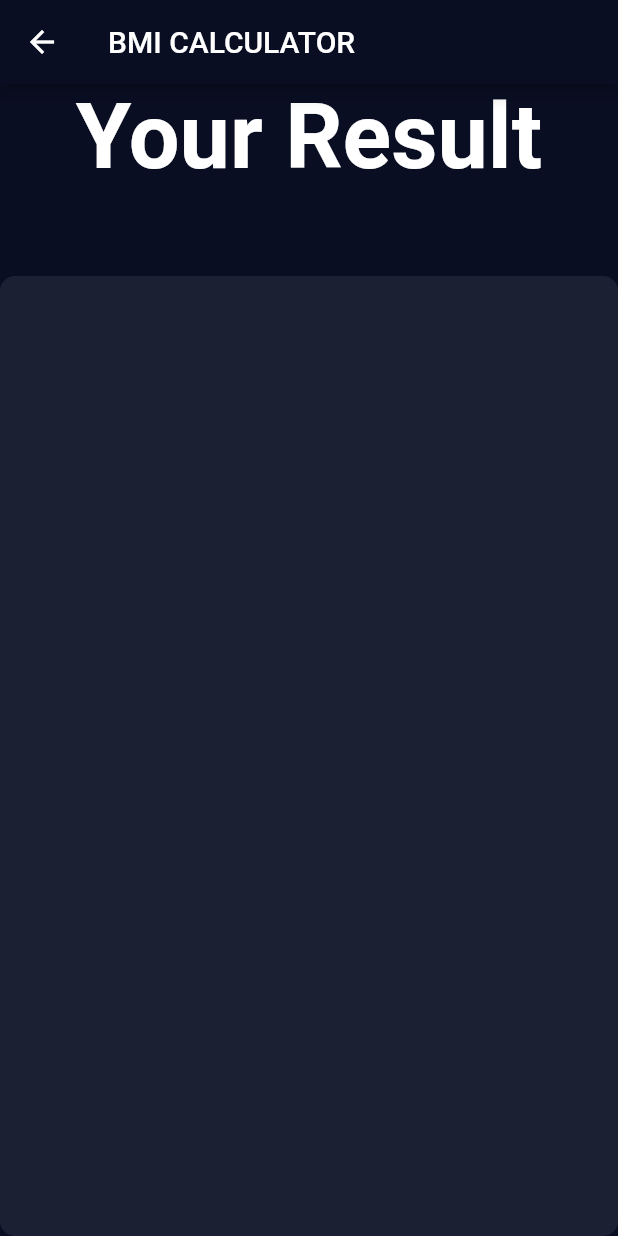
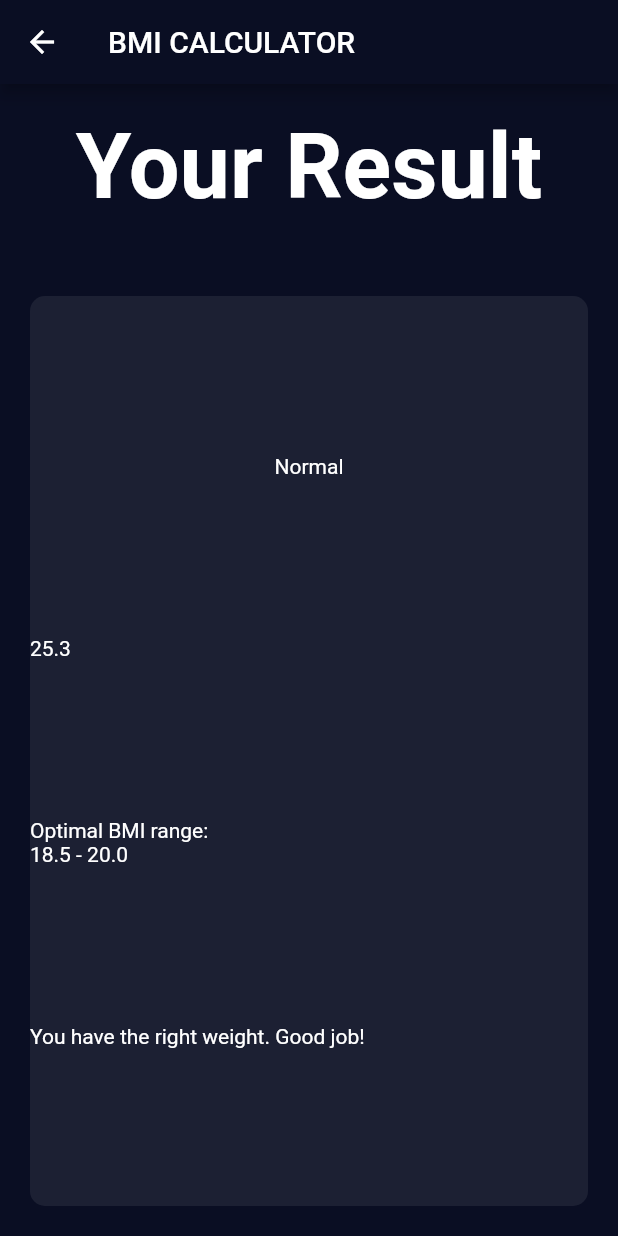
Before and after one commit to piotrstanny/flutter-bmi-calculator, a Flutter app: the screen it shows after launch, after a tap on an icon or button, on a phone screen of 412 x 824 dp. Run offline on Flutter 3.47's test engine with Material 2 defaults, Android fonts, the phone set to English and light mode, and no system bars; our stand-ins replace font_awesome_flutter.

Commit message:
Extract new widget from bottom button

```diff
--- /dev/null
+++ b/lib/bottom_button.dart
@@ -0,0 +1,37 @@
+import 'package:flutter/material.dart';
+import 'constants.dart';
+
+class BottomButton extends StatelessWidget {
+  BottomButton({@required this.onTap, @required this.title});
+
+  final Function onTap;
+  final String title;
+
+  @override
+  Widget build(BuildContext context) {
+    return GestureDetector(
+      onTap: onTap,
+      child: RaisedButton(
+        padding: EdgeInsets.all(0.0),
+        onPressed: null,
+        child: Container(
+          height: kBottomBarHeight,
+          decoration: BoxDecoration(
+            color: kBottomBarColour,
+          ),
+          padding: EdgeInsets.only(bottom: 15.0),
+          child: Center(
+            child: Text(
+              title,
+              style: TextStyle(
+                fontSize: 20.0,
+                letterSpacing: 1.5,
+                color: Colors.white,
+              ),
+            ),
+          ),
+        ),
+      ),
+    );
+  }
+}
--- a/lib/constants.dart
+++ b/lib/constants.dart
@@ -1,5 +1,6 @@
 import 'package:flutter/material.dart';
 
+const kPagePadding = EdgeInsets.all(20.0);
 // Card's elements styling values:
 const kActiveCardColour = Color(0xFF1C2033);
 const kInactiveCardColour = Color(0xFF131528);
--- a/lib/input_page.dart
+++ b/lib/input_page.dart
@@ -2,7 +2,9 @@ import 'package:flutter/material.dart';
 import 'package:font_awesome_flutter/font_awesome_flutter.dart';
 import 'reusable_card.dart';
 import 'icon_content.dart';
+import 'round_icon_button.dart';
 import 'constants.dart';
+import 'bottom_button.dart';
 
 enum Gender {
   female,
@@ -28,7 +30,7 @@ class _InputPageState extends State<InputPage> {
         title: Text('BMI CALCULATOR'),
       ),
       body: Padding(
-        padding: const EdgeInsets.all(20.0),
+        padding: kPagePadding,
         child: Column(
           children: <Widget>[
             Expanded(
@@ -248,60 +250,12 @@ class _InputPageState extends State<InputPage> {
           ],
         ),
       ),
-      bottomNavigationBar: SizedBox(
-        height: kBottomBarHeight,
-        width: double.infinity,
-        child: GestureDetector(
-          onTap: () {
-            Navigator.pushNamed(context, '/result');
-          },
-          child: RaisedButton(
-            padding: EdgeInsets.all(0.0),
-            onPressed: null,
-            child: Container(
-              decoration: BoxDecoration(
-                color: kBottomBarColour,
-              ),
-              padding: EdgeInsets.only(bottom: 15.0),
-              child: Center(
-                child: Text(
-                  'CALCULATE  YOUR  BMI',
-                  style: TextStyle(
-                    fontSize: 20.0,
-                    letterSpacing: 1.5,
-                    color: Colors.white,
-                  ),
-                ),
-              ),
-            ),
-          ),
-        ),
+      bottomNavigationBar: BottomButton(
+        onTap: () {
+          Navigator.pushNamed(context, '/result');
+        },
+        title: 'CALCULATE  YOUR  BMI',
       ),
     );
   }
 }
-
-class RoundIconButton extends StatelessWidget {
-  final IconData icon;
-  final Function onPressed;
-
-  RoundIconButton({@required this.icon, @required this.onPressed});
-
-  @override
-  Widget build(BuildContext context) {
-    return RawMaterialButton(
-      onPressed: onPressed,
-      child: Icon(
-        icon,
-        color: kActiveTextColour,
-      ),
-      constraints: BoxConstraints.tightFor(
-        width: 56.0,
-        height: 56.0,
-      ),
-      elevation: 0.0,
-      shape: CircleBorder(),
-      fillColor: Color(0xFF272c44),
-    );
-  }
-}
--- a/lib/results_page.dart
+++ b/lib/results_page.dart
@@ -9,8 +9,9 @@ class ResultsPage extends StatelessWidget {
       appBar: AppBar(
         title: Text('BMI CALCULATOR'),
       ),
-      body: Column(
-//        mainAxisAlignment: MainAxisAlignment.spaceEvenly,
+      body: Padding(
+        padding: kPagePadding,
+        child: Column(
           children: <Widget>[
             Expanded(
               child: Container(
@@ -22,9 +23,25 @@ class ResultsPage extends StatelessWidget {
             ),
             Expanded(
               flex: 5,
-            child: ReusableCard(colour: kActiveCardColour),
+              child: ReusableCard(
+                colour: kActiveCardColour,
+                cardChild: Column(
+                  crossAxisAlignment: CrossAxisAlignment.stretch,
+                  mainAxisAlignment: MainAxisAlignment.spaceEvenly,
+                  children: <Widget>[
+                    Text(
+                      'Normal',
+                      textAlign: TextAlign.center,
+                    ),
+                    Text('25.3'),
+                    Text('Optimal BMI range:\n18.5 - 20.0'),
+                    Text('You have the right weight. Good job!')
+                  ],
+                ),
+              ),
             ),
           ],
+        ),
       ),
     );
   }
--- /dev/null
+++ b/lib/round_icon_button.dart
@@ -0,0 +1,27 @@
+import 'package:flutter/material.dart';
+import 'constants.dart';
+
+class RoundIconButton extends StatelessWidget {
+  final IconData icon;
+  final Function onPressed;
+
+  RoundIconButton({@required this.icon, @required this.onPressed});
+
+  @override
+  Widget build(BuildContext context) {
+    return RawMaterialButton(
+      onPressed: onPressed,
+      child: Icon(
+        icon,
+        color: kActiveTextColour,
+      ),
+      constraints: BoxConstraints.tightFor(
+        width: 56.0,
+        height: 56.0,
+      ),
+      elevation: 0.0,
+      shape: CircleBorder(),
+      fillColor: Color(0xFF272c44),
+    );
+  }
+}
```
Lines whose indentation alone changed are shown as unchanged.
